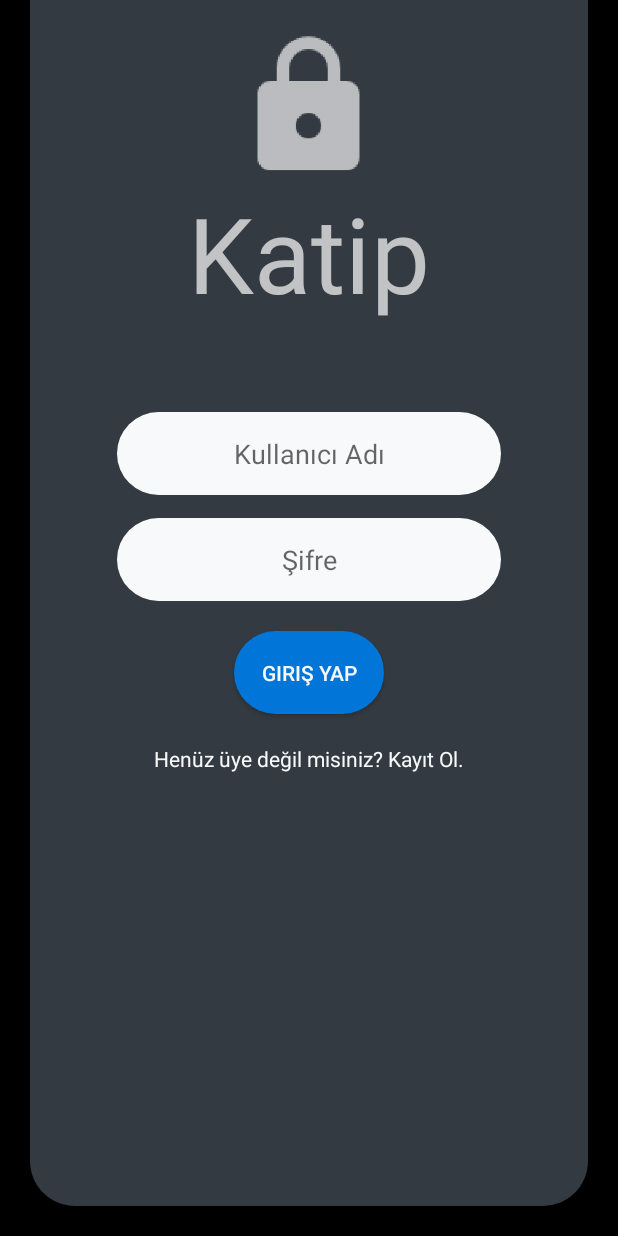
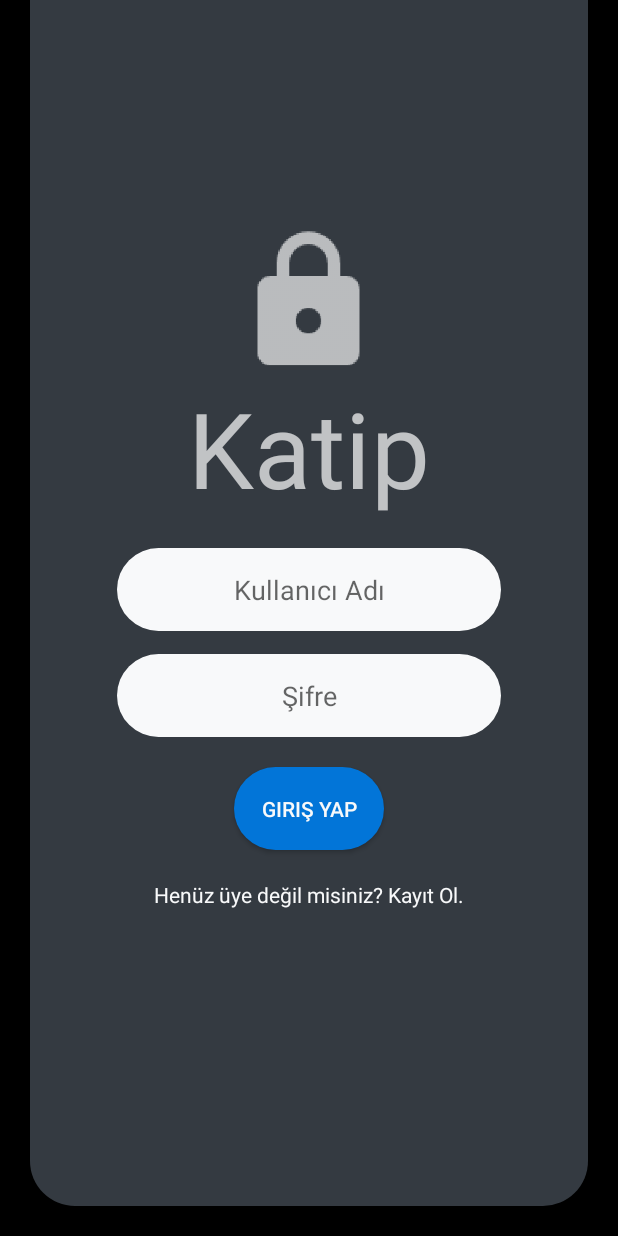
Before and after one commit to yasinHizir/Katip, an Android app: the screen it shows after launch (LoginActivity), on a phone screen of 412 x 824 dp. Run offline under Robolectric (Android 15) with nearby library versions, the phone set to English and light mode, and no system bars; Roboto replaces fonts that are not available here.

Commit message:
Giriş ekranında düzenleme yapıldı

```diff
--- a/app/src/main/res/layout/activity_login.xml
+++ b/app/src/main/res/layout/activity_login.xml
@@ -27,7 +27,7 @@
             android:layout_height="102dp"
             android:layout_alignParentTop="true"
             android:layout_centerHorizontal="true"
-            android:layout_marginTop="20dp"
+            android:layout_marginTop="150dp"
             android:contentDescription="@string/todo"
             app:srcCompat="@drawable/logo" />
 
@@ -44,20 +44,11 @@
             android:textColor="#FFFFFF"
             android:textSize="70sp" />
 
-        <TextView
-            android:id="@+id/notice"
-            android:layout_width="wrap_content"
-            android:layout_height="wrap_content"
-            android:layout_below="@id/appName"
-            android:layout_centerHorizontal="true"
-            android:layout_marginTop="20dp"
-            android:textColor="@color/light" />
-
         <EditText
             android:id="@+id/username"
             android:layout_width="256dp"
             android:layout_height="55dp"
-            android:layout_below="@id/notice"
+            android:layout_below="@id/appName"
             android:layout_centerHorizontal="true"
             android:layout_marginTop="20dp"
             android:autofillHints=""
```
